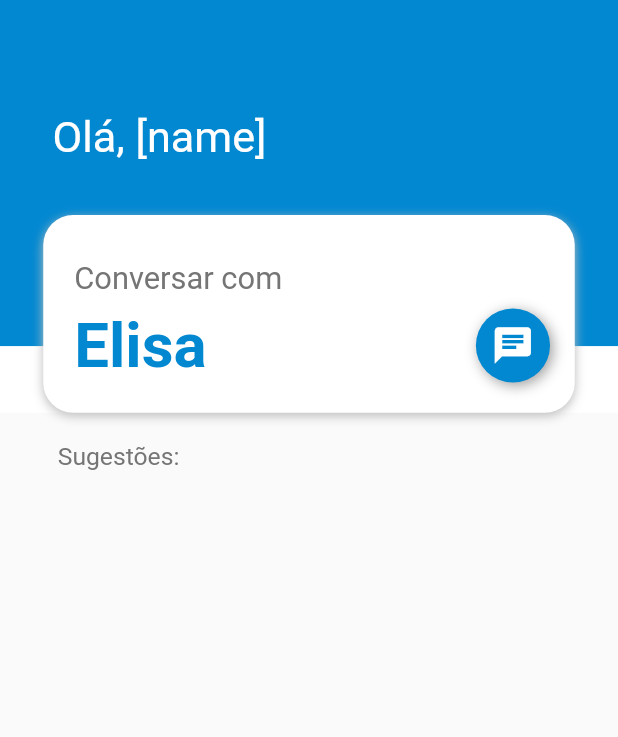
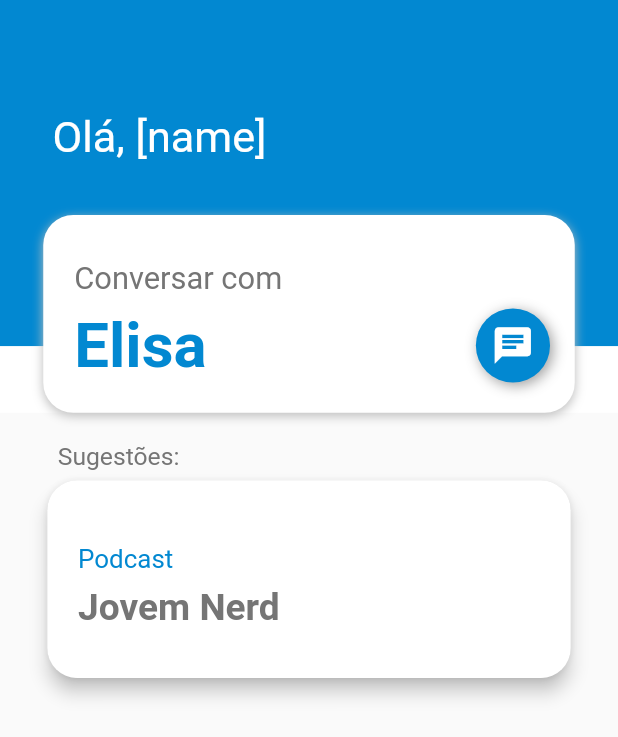
Before and after one commit to jjeanjacques10/n2020-mobile, a Flutter app: the screen it shows after launch, on a phone screen of 412 x 824 dp. Shown: the top 737 px of the screen. Run offline on Flutter 3.47's test engine with Material 2 defaults, Android fonts, the phone set to English and light mode, and no system bars; missing offline and left inert: flutter_dialogflow.

Commit message:
tela home part 2

```diff
--- a/lib/views/home_page.dart
+++ b/lib/views/home_page.dart
@@ -164,7 +164,6 @@ class _HomePageState extends State<HomePage> {
                     ),
                   ],
                 )),
-
             Padding(
               padding: EdgeInsets.only(
                   left: width * 0.04, right: width * 0.04, top: 0),
@@ -174,7 +173,74 @@ class _HomePageState extends State<HomePage> {
                 child: ListView.builder(
                   itemCount: 1,
                   itemBuilder: (BuildContext ctx, int index) {
-                    return null;
+                    return Card(
+                      clipBehavior: Clip.antiAlias,
+                      shape: RoundedRectangleBorder(
+                        borderRadius: BorderRadius.circular(20.0),
+                      ),
+                      elevation: 5.0,
+                      margin: new EdgeInsets.symmetric(
+                        horizontal: 15.0,
+                        vertical: 6.0,
+                      ),
+                      child: Container(
+                        height: height * 0.16,
+                        width: width * 0.1,
+                        decoration: BoxDecoration(
+                            color: Colors.white,
+                            borderRadius: BorderRadius.circular(20),
+                            boxShadow: [
+                              BoxShadow(
+                                  color: Colors.grey[400],
+                                  blurRadius: 5,
+                                  offset: Offset(0, 2))
+                            ]),
+                        child: Column(
+                          mainAxisAlignment: MainAxisAlignment.center,
+                          crossAxisAlignment: CrossAxisAlignment.start,
+                          mainAxisSize: MainAxisSize.min,
+                          children: <Widget>[
+
+                            Padding(
+                              padding: EdgeInsets.only(
+                                left: width * 0.05,
+                                top: width * 0.04,
+                              ),
+                              child: Text(
+                                "Podcast",
+                                style: TextStyle(
+                                    color: Colors.lightBlue[700],
+                                    fontSize: width * 0.042),
+                              ),
+                            ),
+                            Row(
+                              crossAxisAlignment: CrossAxisAlignment.center,
+                              mainAxisAlignment: MainAxisAlignment.spaceBetween,
+                              children: <Widget>[
+                                Padding(
+                                  padding: EdgeInsets.only(left: width * 0.05, top: width * 0.018),
+                                  child: Container(
+                                    width: width * 0.6,
+                                    child: Text(
+                                      "Jovem Nerd",
+                                      overflow: TextOverflow.ellipsis,
+                                      style: TextStyle(
+                                        color: Colors.grey[600],
+                                        fontWeight: FontWeight.bold,
+                                        fontSize: width * 0.06,
+                                      ),
+                                    ),
+                                  ),
+                                ),
+                              ],
+                            ),
+                            SizedBox(
+                              height: height * 0.008,
+                            )
+                          ],
+                        ),
+                      ),
+                    );
                   },
                 ),
               ),
```
